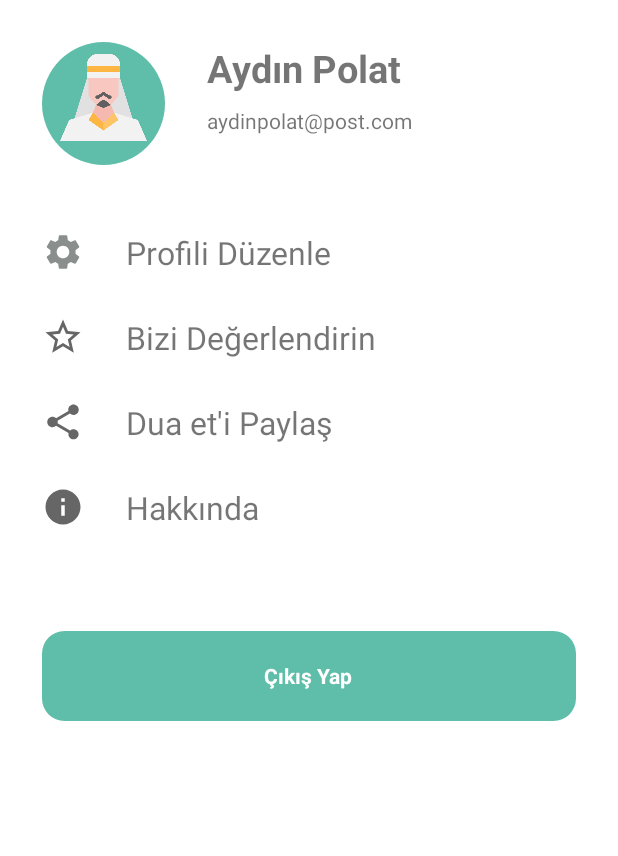
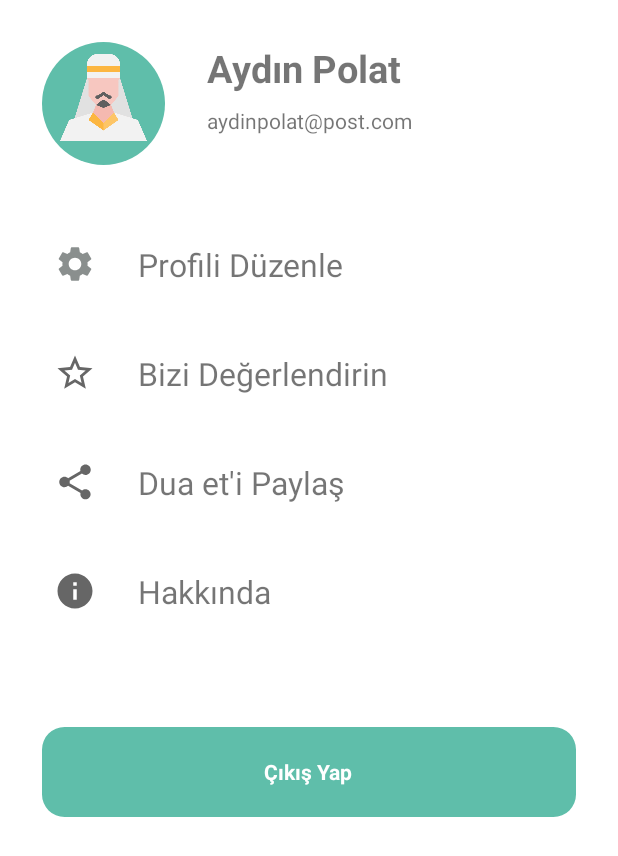
Before and after one commit to polataydinn/Time-To-Pray, an Android app: the layout fragment_profile.xml on its own in the app's theme, with its tools: preview values and no code run, on a phone screen of 412 x 824 dp. Shown: the top 856 px of the screen. Run offline under Robolectric (Android 15) with nearby library versions, the phone set to English and light mode, and no system bars.

Commit message:
Qible Fragment on back press issue fixed and made some design changes for profile fragment.

```diff
--- a/app/src/main/java/com/example/timetopray/ui/fragments/MainFragment.kt
+++ b/app/src/main/java/com/example/timetopray/ui/fragments/MainFragment.kt
@@ -30,6 +30,7 @@ class MainFragment : Fragment() {
             activity?.let {
                 it.supportFragmentManager.beginTransaction()
                     .replace(R.id.mainFragmentContainer, qiblaFragment)
+                    .addToBackStack("")
                     .commit()
             }
         }
--- a/app/src/main/java/com/example/timetopray/ui/fragments/QiblaFragment.kt
+++ b/app/src/main/java/com/example/timetopray/ui/fragments/QiblaFragment.kt
@@ -47,4 +47,5 @@ class QiblaFragment : Fragment() {
         (activity as MainActivity).showBottomBar()
         (activity as MainActivity).window.statusBarColor = (activity as MainActivity).getColor(R.color.white)
     }
+
 }
--- a/app/src/main/res/layout/fragment_profile.xml
+++ b/app/src/main/res/layout/fragment_profile.xml
@@ -54,6 +54,7 @@
         android:clickable="true"
         android:focusable="true"
         android:foreground="?android:attr/selectableItemBackground"
+        android:padding="8dp"
         app:layout_constraintEnd_toEndOf="parent"
         app:layout_constraintStart_toStartOf="parent"
         app:layout_constraintTop_toBottomOf="@+id/textView3">
@@ -81,6 +82,7 @@
         android:clickable="true"
         android:focusable="true"
         android:foreground="?android:attr/selectableItemBackground"
+        android:padding="8dp"
         app:layout_constraintEnd_toEndOf="parent"
         app:layout_constraintStart_toStartOf="parent"
         app:layout_constraintTop_toBottomOf="@+id/linearLayout">
@@ -108,6 +110,7 @@
         android:clickable="true"
         android:focusable="true"
         android:foreground="?android:attr/selectableItemBackground"
+        android:padding="8dp"
         app:layout_constraintEnd_toEndOf="parent"
         app:layout_constraintStart_toStartOf="parent"
         app:layout_constraintTop_toBottomOf="@+id/linearLayout2">
@@ -135,6 +138,7 @@
         android:clickable="true"
         android:focusable="true"
         android:foreground="?android:attr/selectableItemBackground"
+        android:padding="8dp"
         app:layout_constraintEnd_toEndOf="parent"
         app:layout_constraintStart_toStartOf="parent"
         app:layout_constraintTop_toBottomOf="@+id/linearLayout3">
@@ -157,8 +161,8 @@
         android:id="@+id/login_view"
         android:layout_width="match_parent"
         android:layout_height="60dp"
+        android:layout_marginStart="28dp"
         android:layout_marginTop="68dp"
-        android:layout_marginStart="28dp"
         android:layout_marginEnd="28dp"
         android:clickable="true"
         android:focusable="true"
```
